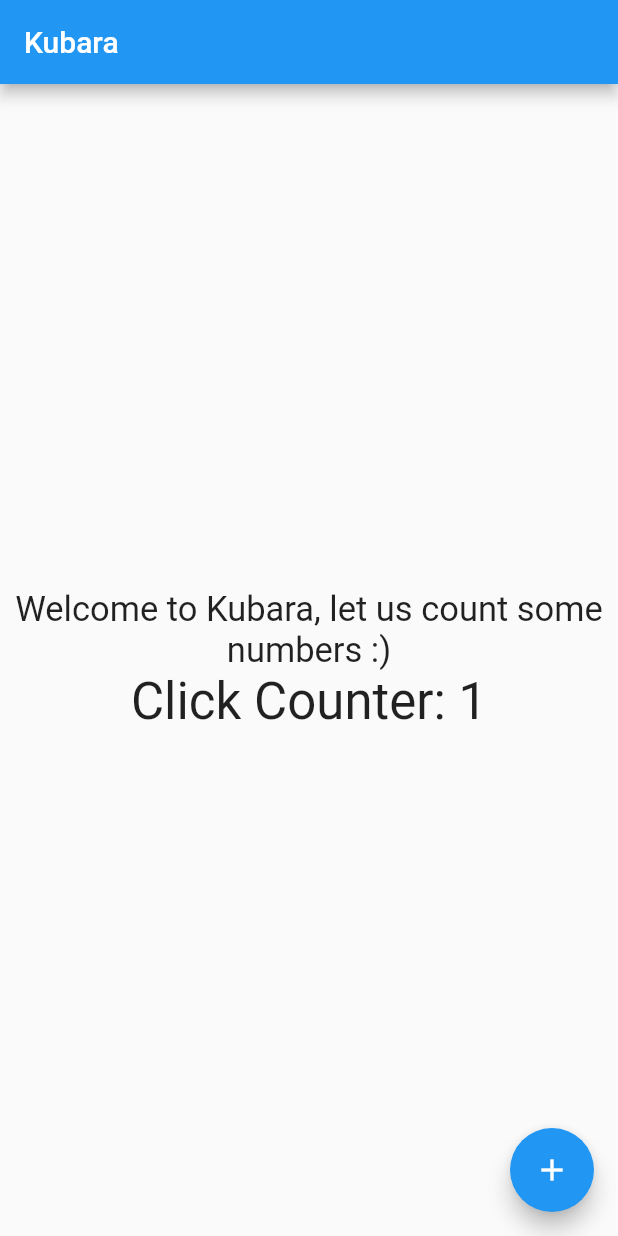
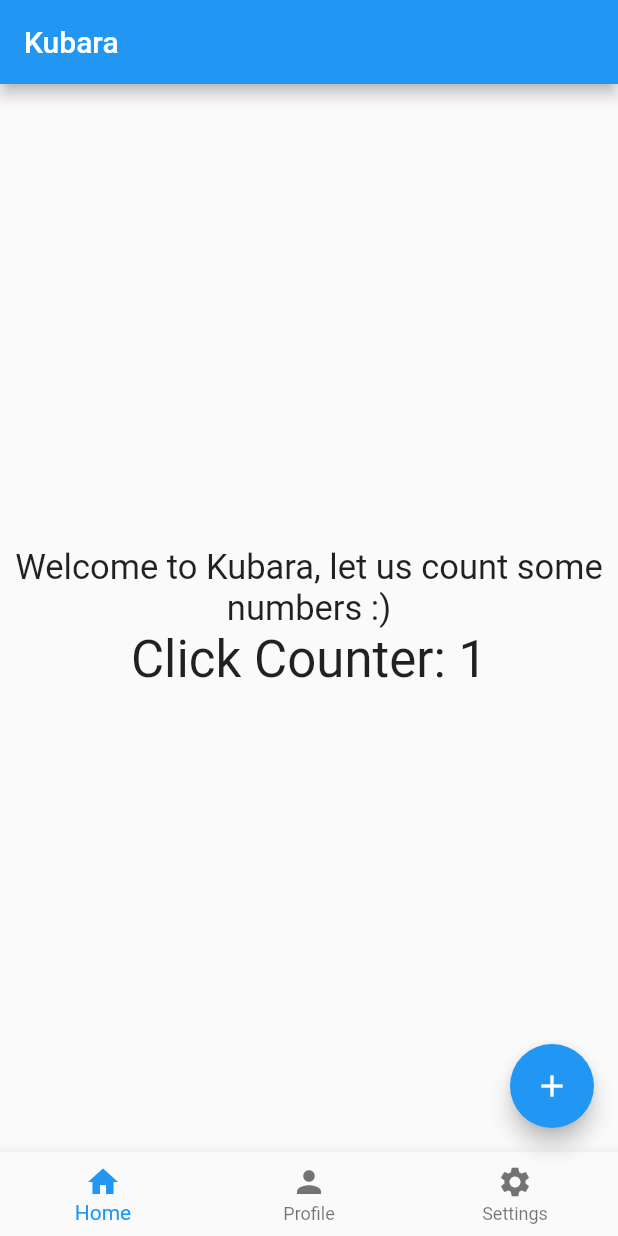
Before and after one commit to rutaks/flutter-counter, a Flutter app: the screen it shows after launch, after a tap on the "add" icon, on a phone screen of 412 x 824 dp. Run offline on Flutter 3.47's test engine with Material 2 defaults, Android fonts, the phone set to English and light mode, and no system bars.

Commit message:
Set Bottom Navigation Bar

```diff
--- a/lib/src/screens/counter_home_screen.dart
+++ b/lib/src/screens/counter_home_screen.dart
@@ -1,12 +1,11 @@
 import 'package:flutter/material.dart';
+import 'package:meet_up_tut/src/widgets/bottom_navigation.dart';
 
 class CounterHomeScreen extends StatefulWidget {
   final String title;
   CounterHomeScreen({String title}) : title = title;
   @override
-  CounterHomeScreenState createState() {
-    return CounterHomeScreenState();
-  }
+  CounterHomeScreenState createState() => CounterHomeScreenState();
 }
 
 class CounterHomeScreenState extends State<CounterHomeScreen> {
@@ -46,6 +45,7 @@ class CounterHomeScreenState extends State<CounterHomeScreen> {
         child: Icon(Icons.add),
         onPressed: _increment,
       ),
+      bottomNavigationBar: BottomNavigation(),
     );
   }
 }
--- /dev/null
+++ b/lib/src/widgets/bottom_navigation.dart
@@ -0,0 +1,37 @@
+import 'package:flutter/material.dart';
+
+class BottomNavigation extends StatefulWidget {
+  @override
+  BottomNavigationState createState() => BottomNavigationState();
+}
+
+/**
+ * Bottom Navigation Bar to go to different views in the app
+ */
+class BottomNavigationState extends State<BottomNavigation> {
+  int currentIndex = 0;
+  @override
+  Widget build(BuildContext context) {
+    return BottomNavigationBar(
+        currentIndex: currentIndex,
+        onTap: (int index) {
+          setState(() {
+            currentIndex = index;
+          });
+        },
+        items: [
+          BottomNavigationBarItem(
+            icon: Icon(Icons.home),
+            title: Text("Home"),
+          ),
+          BottomNavigationBarItem(
+            icon: Icon(Icons.person),
+            title: Text("Profile"),
+          ),
+          BottomNavigationBarItem(
+            icon: Icon(Icons.settings),
+            title: Text("Settings"),
+          )
+        ]);
+  }
+}
```
